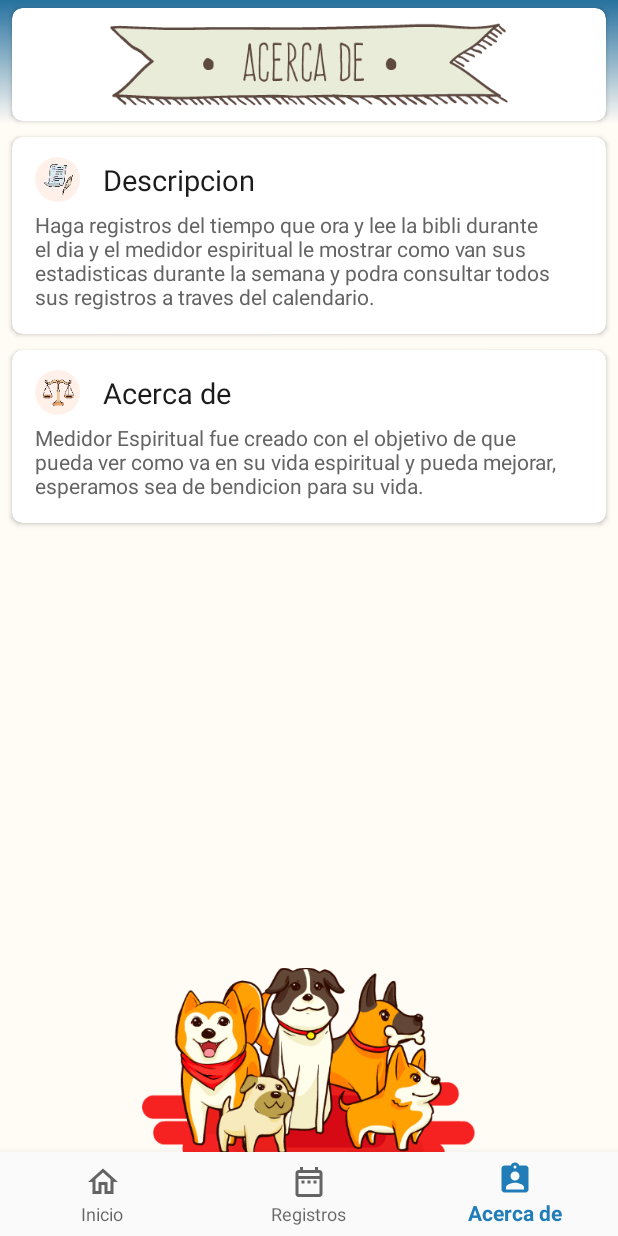
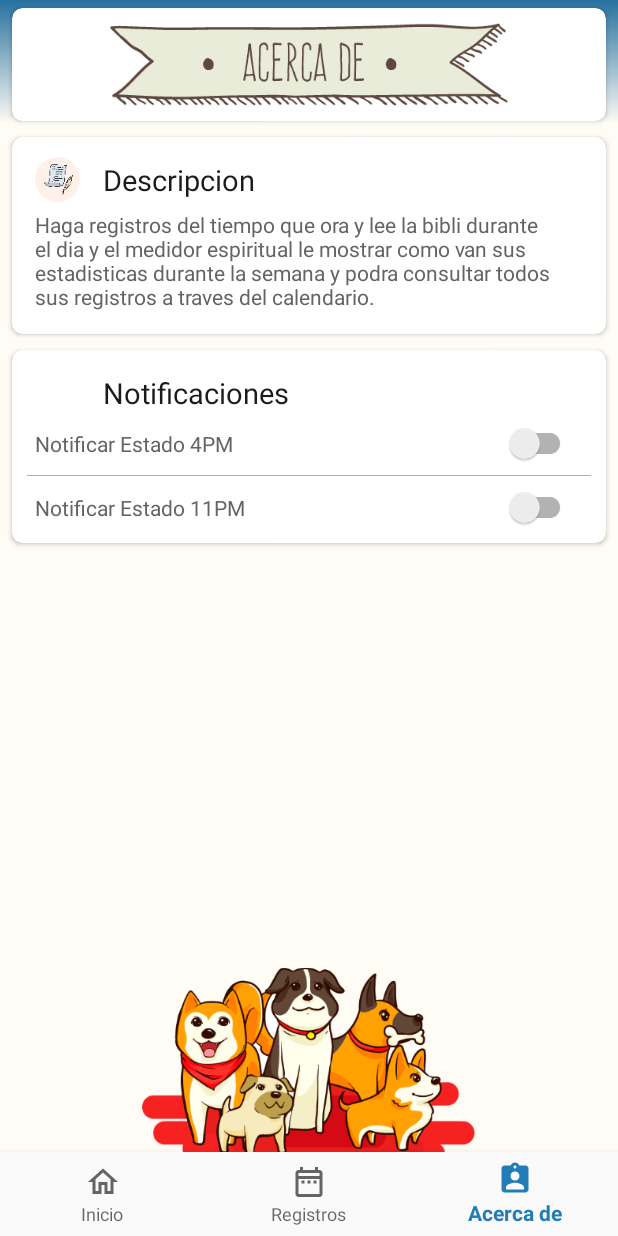
Before and after one commit to CarosDrean/Medidors, an Android app: the screen it shows after launch (MainActivity), item 3 of the bottom bar chosen, on a phone screen of 412 x 824 dp. Run offline under Robolectric (Android 15) with nearby library versions, the phone set to English and light mode, and no system bars; our stand-ins replace CircleImageView, Firebase (no records; nobody signed in at launch, a user with empty details on screens opened directly); libraries missing offline, so code that uses them is left out: com.jjoe64.graphview; 20 statements that could not run were skipped.

Commit message:
Notificar estado semi personalizado

```diff
--- a/app/src/main/java/xyz/carosdrean/projects/medidors/Receiver.kt
+++ b/app/src/main/java/xyz/carosdrean/projects/medidors/Receiver.kt
@@ -21,7 +21,12 @@ class Receiver: BroadcastReceiver() {
         val hora = String.format("%02d", calendario.get(Calendar.HOUR_OF_DAY))
         val min = String.format("%02d", calendario.get(Calendar.MINUTE))
         val horaSistema = "$hora:$min"
-        if (horaSistema == "16:00" || horaSistema == "23:00") {
+
+        val sp = context.getSharedPreferences("config", Context.MODE_PRIVATE)
+        val notUno = sp.getString("notificacion uno", "25:00")
+        val notDos = sp.getString("notificacion dos", "25:00")
+
+        if (horaSistema == notUno || horaSistema == notDos) {
             notification(context, actualizarHoy(context))
         }
     }
--- a/app/src/main/java/xyz/carosdrean/projects/medidors/fragments/Inicio.kt
+++ b/app/src/main/java/xyz/carosdrean/projects/medidors/fragments/Inicio.kt
@@ -1,7 +1,9 @@
 package xyz.carosdrean.projects.medidors.fragments
 
 
+import android.content.Context
 import android.content.Intent
+import android.content.SharedPreferences
 import android.os.Bundle
 import android.os.SystemClock
 import android.support.v4.app.Fragment
@@ -12,6 +14,7 @@ import android.view.View
 import android.view.ViewGroup
 import android.widget.Toast
 import com.bumptech.glide.Glide
+import com.bumptech.glide.load.model.Model
 import com.google.firebase.database.*
 import kotlinx.android.synthetic.main.alert_tiempo.view.*
 import kotlinx.android.synthetic.main.fragment_inicio.*
--- a/app/src/main/java/xyz/carosdrean/projects/medidors/fragments/SobreMi.kt
+++ b/app/src/main/java/xyz/carosdrean/projects/medidors/fragments/SobreMi.kt
@@ -1,6 +1,7 @@
 package xyz.carosdrean.projects.medidors.fragments
 
 
+import android.content.Context
 import android.os.Bundle
 import android.support.v4.app.Fragment
 import android.view.LayoutInflater
@@ -21,11 +22,32 @@ class SobreMi : Fragment() {
 
         Glide.with(context!!).load(R.drawable.acercade).into(v.ic_portada_sobre)
         Glide.with(context!!).load(R.drawable.ic_frases).into(v.ic_descripcion)
-        Glide.with(context!!).load(R.drawable.ic_balanza).into(v.ic_acercade)
+        // Glide.with(context!!).load(R.drawable.ic_balanza).into(v.ic_acercade)
         Glide.with(context!!).load(R.drawable.ic_footer).into(v.footer)
+
+        v.switchNotUno.setOnCheckedChangeListener { buttonView, isChecked ->
+            if (isChecked) saveAlarma("notificacion uno", "16:00") else saveAlarma("notificacion uno", "25:00")
+        }
+        v.switchNotDos.setOnCheckedChangeListener { buttonView, isChecked ->
+            if (isChecked) saveAlarma("notificacion dos", "23:00") else saveAlarma("notificacion dos", "25:00")
+        }
+
+        v.switchNotUno.isChecked = validar("notificacion uno") == "16:00"
+        v.switchNotDos.isChecked = validar("notificacion dos") == "23:00"
 
         return v
     }
 
+    private fun validar(campo: String): String {
+        val sp = activity?.getSharedPreferences("config", Context.MODE_PRIVATE)
+        val notUno = sp?.getString(campo, "25:00")
+        return notUno!!
+    }
+
+    private fun saveAlarma(campo: String, valor: String) {
+        val sp = activity?.getSharedPreferences("config", Context.MODE_PRIVATE)
+        val editor = sp?.edit()
+        editor?.putString(campo, valor)?.apply()
+    }
 
 }
--- a/app/src/main/res/layout/fragment_sobre_mi.xml
+++ b/app/src/main/res/layout/fragment_sobre_mi.xml
@@ -72,7 +72,7 @@
 
     </android.support.v7.widget.CardView>
 
-    <android.support.v7.widget.CardView
+    <!--<android.support.v7.widget.CardView
         android:layout_width="match_parent"
         android:layout_height="wrap_content"
         android:id="@+id/acercade"
@@ -119,6 +119,117 @@
 
         </LinearLayout>
 
+    </android.support.v7.widget.CardView>-->
+
+    <android.support.v7.widget.CardView
+        android:layout_width="match_parent"
+        android:layout_height="wrap_content"
+        android:id="@+id/alarma"
+        android:layout_below="@id/descripcion"
+        style="@style/card">
+
+        <LinearLayout
+            android:layout_width="match_parent"
+            android:layout_height="wrap_content"
+            android:orientation="vertical">
+
+            <LinearLayout
+                android:layout_width="match_parent"
+                android:layout_height="wrap_content"
+                android:padding="5dp"
+                android:layout_marginTop="8dp"
+                android:orientation="horizontal">
+
+                <de.hdodenhof.circleimageview.CircleImageView
+                    android:layout_width="30dp"
+                    android:layout_height="30dp"
+                    android:id="@+id/ic_alarma"
+                    android:layout_gravity="center"
+                    android:layout_marginLeft="10dp"/>
+
+                <TextView
+                    android:layout_width="wrap_content"
+                    android:layout_height="wrap_content"
+                    android:text="@string/title_notificacion"
+                    style="@style/titulos"/>
+
+            </LinearLayout>
+
+            <LinearLayout
+                android:layout_width="match_parent"
+                android:layout_height="wrap_content"
+                android:orientation="vertical">
+
+                <RelativeLayout
+                    android:layout_width="match_parent"
+                    android:layout_height="wrap_content"
+                    android:layout_marginLeft="15dp"
+                    android:layout_marginBottom="5dp">
+
+                    <TextView
+                        android:layout_width="wrap_content"
+                        android:layout_height="wrap_content"
+                        android:text="Notificar Estado 4PM"
+                        android:textColor="@color/negroClaro"
+                        android:layout_centerVertical="true"
+                        android:layout_alignParentLeft="true"
+                        android:layout_alignParentStart="true" />
+
+                    <android.support.v7.widget.SwitchCompat
+                        android:id="@+id/switchNotUno"
+                        android:layout_width="wrap_content"
+                        android:layout_height="wrap_content"
+                        android:layout_marginRight="20dp"
+                        android:layout_centerVertical="true"
+                        android:layout_alignParentRight="true"
+                        android:layout_alignParentEnd="true"/>
+
+                </RelativeLayout>
+
+                <LinearLayout
+                    android:layout_width="match_parent"
+                    android:layout_height=".3dp"
+                    android:background="@color/linea"
+                    android:layout_marginRight="10dp"
+                    android:layout_marginLeft="10dp"
+                    android:layout_marginTop="2dp"
+                    android:layout_marginBottom="2dp"
+                    android:orientation="vertical">
+
+                </LinearLayout>
+
+                <RelativeLayout
+                    android:layout_width="match_parent"
+                    android:layout_height="wrap_content"
+                    android:layout_marginLeft="15dp"
+                    android:layout_marginTop="5dp"
+                    android:layout_marginBottom="10dp">
+
+                    <TextView
+                        android:layout_width="wrap_content"
+                        android:layout_height="wrap_content"
+                        android:text="Notificar Estado 11PM"
+                        android:textColor="@color/negroClaro"
+                        android:layout_centerVertical="true"
+                        android:layout_alignParentLeft="true"
+                        android:layout_alignParentStart="true" />
+
+                    <android.support.v7.widget.SwitchCompat
+                        android:id="@+id/switchNotDos"
+                        android:layout_width="wrap_content"
+                        android:layout_height="wrap_content"
+                        android:layout_marginRight="20dp"
+                        android:layout_centerVertical="true"
+                        android:layout_alignParentRight="true"
+                        android:layout_alignParentEnd="true"/>
+
+                </RelativeLayout>
+
+            </LinearLayout>
+
+
+        </LinearLayout>
+
     </android.support.v7.widget.CardView>
 
     <ImageView
--- a/app/src/main/res/values/strings.xml
+++ b/app/src/main/res/values/strings.xml
@@ -40,4 +40,6 @@
     <string name="descripcion">Haga registros del tiempo que ora y lee la bibli durante el dia y el medidor espiritual le mostrar como van
     sus estadisticas durante la semana y podra consultar todos sus registros a traves del calendario.</string>
     <string name="acercade">Medidor Espiritual fue creado con el objetivo de que pueda ver como va en su vida espiritual y pueda mejorar, esperamos sea de bendicion para su vida.</string>
+    <string name="title_alarma">Alarmas</string>
+    <string name="title_notificacion">Notificaciones</string>
 </resources>
```
